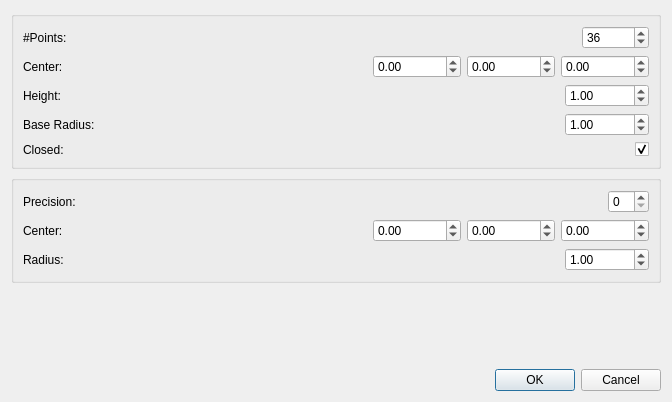
The window that Polyhedron/demo/Polyhedron/Plugins/PCA/Basic_volumes_generator_dialog.ui (CGAL/cgal) describes before a commit, drawn with Qt 5.
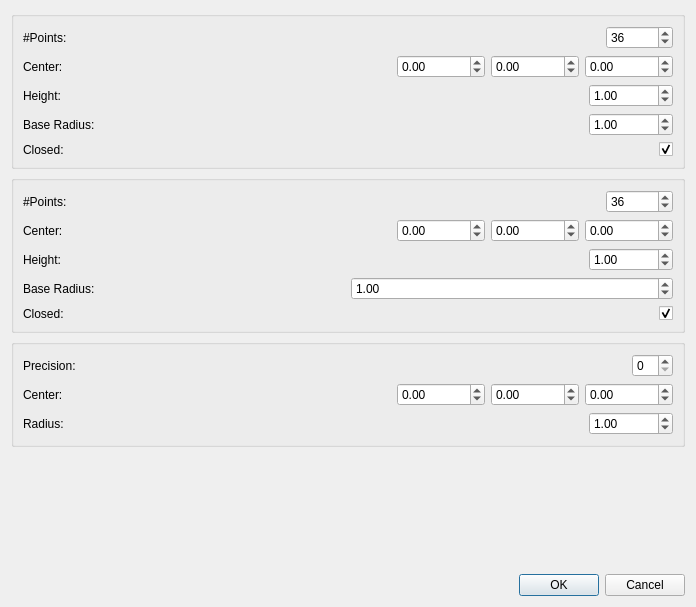
The same window after the commit.

```diff
--- a/Polyhedron/demo/Polyhedron/Plugins/PCA/Basic_volumes_generator_dialog.ui
+++ b/Polyhedron/demo/Polyhedron/Plugins/PCA/Basic_volumes_generator_dialog.ui
@@ -6,8 +6,8 @@
    <rect>
     <x>0</x>
     <y>0</y>
-    <width>672</width>
-    <height>402</height>
+    <width>696</width>
+    <height>607</height>
    </rect>
   </property>
   <property name="windowTitle">
@@ -199,6 +199,186 @@
        </layout>
       </widget>
      </item>
+     <item>
+      <widget class="QGroupBox" name="pyramidGroupBox">
+       <property name="title">
+        <string/>
+       </property>
+       <layout class="QVBoxLayout" name="verticalLayout_6">
+        <item>
+         <layout class="QHBoxLayout" name="prismLayout_3" stretch="1,0">
+          <item>
+           <widget class="QLabel" name="pyramidLabel">
+            <property name="toolTip">
+             <string>&lt;html&gt;&lt;head/&gt;&lt;body&gt;&lt;p&gt;The number of points in the base of the pyramid. Must be at least 3.&lt;/p&gt;&lt;/body&gt;&lt;/html&gt;</string>
+            </property>
+            <property name="text">
+             <string>#Points:</string>
+            </property>
+           </widget>
+          </item>
+          <item>
+           <widget class="QSpinBox" name="pyramidSpinBox">
+            <property name="minimum">
+             <number>3</number>
+            </property>
+            <property name="maximum">
+             <number>360000</number>
+            </property>
+            <property name="value">
+             <number>36</number>
+            </property>
+           </widget>
+          </item>
+         </layout>
+        </item>
+        <item>
+         <layout class="QHBoxLayout" name="horizontalLayout_11" stretch="4,1,0,0,0">
+          <item>
+           <widget class="QLabel" name="label_11">
+            <property name="toolTip">
+             <string>&lt;html&gt;&lt;head/&gt;&lt;body&gt;&lt;p&gt;The coordinates of the pyramid's apex.&lt;/p&gt;&lt;p&gt;&lt;br/&gt;&lt;/p&gt;&lt;/body&gt;&lt;/html&gt;</string>
+            </property>
+            <property name="text">
+             <string>Center:</string>
+            </property>
+           </widget>
+          </item>
+          <item>
+           <spacer name="horizontalSpacer_4">
+            <property name="orientation">
+             <enum>Qt::Horizontal</enum>
+            </property>
+            <property name="sizeHint" stdset="0">
+             <size>
+              <width>40</width>
+              <height>20</height>
+             </size>
+            </property>
+           </spacer>
+          </item>
+          <item>
+           <widget class="QDoubleSpinBox" name="pyramidXSpinBox">
+            <property name="decimals">
+             <number>2</number>
+            </property>
+            <property name="minimum">
+             <double>-1000000000000000000.000000000000000</double>
+            </property>
+            <property name="maximum">
+             <double>1000000000000000000.000000000000000</double>
+            </property>
+           </widget>
+          </item>
+          <item>
+           <widget class="QDoubleSpinBox" name="pyramidYSpinBox">
+            <property name="decimals">
+             <number>2</number>
+            </property>
+            <property name="minimum">
+             <double>-1000000000000000000.000000000000000</double>
+            </property>
+            <property name="maximum">
+             <double>1000000000000000000.000000000000000</double>
+            </property>
+           </widget>
+          </item>
+          <item>
+           <widget class="QDoubleSpinBox" name="pyramidZSpinBox">
+            <property name="decimals">
+             <number>2</number>
+            </property>
+            <property name="minimum">
+             <double>-1000000000000000000.000000000000000</double>
+            </property>
+            <property name="maximum">
+             <double>1000000000000000000.000000000000000</double>
+            </property>
+           </widget>
+          </item>
+         </layout>
+        </item>
+        <item>
+         <layout class="QHBoxLayout" name="horizontalLayout_12" stretch="1,0">
+          <item>
+           <widget class="QLabel" name="label_12">
+            <property name="toolTip">
+             <string>&lt;html&gt;&lt;head/&gt;&lt;body&gt;&lt;p&gt;The pyramid's height.&lt;/p&gt;&lt;/body&gt;&lt;/html&gt;</string>
+            </property>
+            <property name="text">
+             <string>Height:</string>
+            </property>
+           </widget>
+          </item>
+          <item>
+           <widget class="QDoubleSpinBox" name="pyramidHeightSpinBox">
+            <property name="decimals">
+             <number>2</number>
+            </property>
+            <property name="maximum">
+             <double>1000000000000000000.000000000000000</double>
+            </property>
+            <property name="value">
+             <double>1.000000000000000</double>
+            </property>
+           </widget>
+          </item>
+         </layout>
+        </item>
+        <item>
+         <layout class="QHBoxLayout" name="horizontalLayout_13" stretch="0,0">
+          <item>
+           <widget class="QLabel" name="label_13">
+            <property name="toolTip">
+             <string>&lt;html&gt;&lt;head/&gt;&lt;body&gt;&lt;p&gt;The radius of the circle in which the base is inscribed.&lt;/p&gt;&lt;/body&gt;&lt;/html&gt;</string>
+            </property>
+            <property name="text">
+             <string>Base Radius:</string>
+            </property>
+           </widget>
+          </item>
+          <item>
+           <widget class="QDoubleSpinBox" name="pyramidBaseSpinBox">
+            <property name="maximum">
+             <double>1000000000000000000.000000000000000</double>
+            </property>
+            <property name="value">
+             <double>1.000000000000000</double>
+            </property>
+           </widget>
+          </item>
+         </layout>
+        </item>
+        <item>
+         <layout class="QHBoxLayout" name="horizontalLayout_14">
+          <item>
+           <widget class="QLabel" name="label_14">
+            <property name="toolTip">
+             <string>&lt;html&gt;&lt;head/&gt;&lt;body&gt;&lt;p&gt;If this is unmarked, the base will not be created.&lt;/p&gt;&lt;/body&gt;&lt;/html&gt;</string>
+            </property>
+            <property name="text">
+             <string>Closed: </string>
+            </property>
+           </widget>
+          </item>
+          <item>
+           <widget class="QCheckBox" name="pyramidCheckBox">
+            <property name="layoutDirection">
+             <enum>Qt::RightToLeft</enum>
+            </property>
+            <property name="text">
+             <string/>
+            </property>
+            <property name="checked">
+             <bool>true</bool>
+            </property>
+           </widget>
+          </item>
+         </layout>
+        </item>
+       </layout>
+      </widget>
+     </item>
      <item>
       <widget class="QGroupBox" name="sphereGroupBox">
        <property name="title">
```
Left out of the diff: 6 changed lines with no effect on the pictures.
